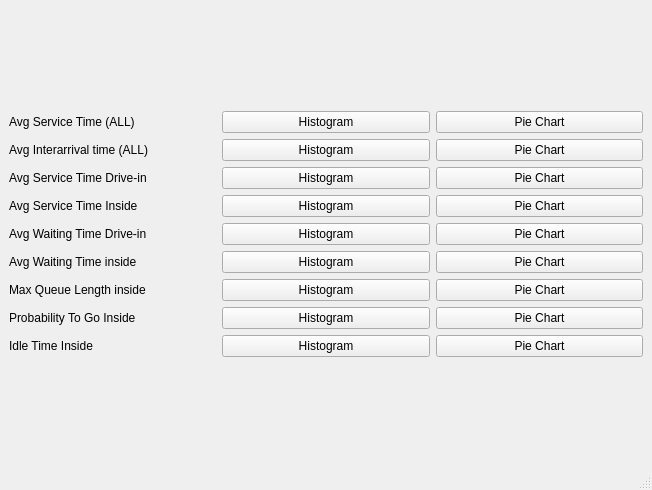
Old version of the form chartwindow.ui in the repository ragrag/Queue-Simulation-QT.
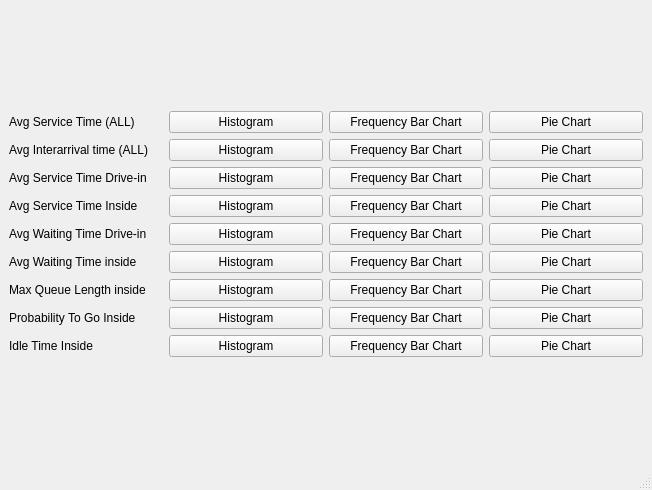
New version of the form.

Commit message: cking histogram

```diff
--- a/chartwindow.ui
+++ b/chartwindow.ui
@@ -26,10 +26,17 @@
           </property>
          </widget>
         </item>
+        <item>
+         <widget class="QPushButton" name="avgSvcAllHist_Btn">
+          <property name="text">
+           <string>Histogram</string>
+          </property>
+         </widget>
+        </item>
         <item>
          <widget class="QPushButton" name="svcAllBarBtn">
           <property name="text">
-           <string>Histogram</string>
+           <string>Frequency Bar Chart</string>
           </property>
          </widget>
         </item>
@@ -51,10 +58,17 @@
           </property>
          </widget>
         </item>
+        <item>
+         <widget class="QPushButton" name="avgInterHist_Btn">
+          <property name="text">
+           <string>Histogram</string>
+          </property>
+         </widget>
+        </item>
         <item>
          <widget class="QPushButton" name="interBarBtn">
           <property name="text">
-           <string>Histogram</string>
+           <string>Frequency Bar Chart</string>
           </property>
          </widget>
         </item>
@@ -76,10 +90,17 @@
           </property>
          </widget>
         </item>
+        <item>
+         <widget class="QPushButton" name="avgSvcDHist_btn">
+          <property name="text">
+           <string>Histogram</string>
+          </property>
+         </widget>
+        </item>
         <item>
          <widget class="QPushButton" name="svcDBarBtn_2">
           <property name="text">
-           <string>Histogram</string>
+           <string>Frequency Bar Chart</string>
           </property>
          </widget>
         </item>
@@ -101,10 +122,17 @@
           </property>
          </widget>
         </item>
+        <item>
+         <widget class="QPushButton" name="avgSvcIHist_Btn">
+          <property name="text">
+           <string>Histogram</string>
+          </property>
+         </widget>
+        </item>
         <item>
          <widget class="QPushButton" name="svcIBarBtn">
           <property name="text">
-           <string>Histogram</string>
+           <string>Frequency Bar Chart</string>
           </property>
          </widget>
         </item>
@@ -126,10 +154,17 @@
           </property>
          </widget>
         </item>
+        <item>
+         <widget class="QPushButton" name="avgWaitDHist_Btn">
+          <property name="text">
+           <string>Histogram</string>
+          </property>
+         </widget>
+        </item>
         <item>
          <widget class="QPushButton" name="waitDBarBtn">
           <property name="text">
-           <string>Histogram</string>
+           <string>Frequency Bar Chart</string>
           </property>
          </widget>
         </item>
@@ -151,10 +186,17 @@
           </property>
          </widget>
         </item>
+        <item>
+         <widget class="QPushButton" name="avgWaitI_Btn">
+          <property name="text">
+           <string>Histogram</string>
+          </property>
+         </widget>
+        </item>
         <item>
          <widget class="QPushButton" name="waitIBarBtn">
           <property name="text">
-           <string>Histogram</string>
+           <string>Frequency Bar Chart</string>
           </property>
          </widget>
         </item>
@@ -176,10 +218,17 @@
           </property>
          </widget>
         </item>
+        <item>
+         <widget class="QPushButton" name="maxQHist_Btn">
+          <property name="text">
+           <string>Histogram</string>
+          </property>
+         </widget>
+        </item>
         <item>
          <widget class="QPushButton" name="qlBarBtn">
           <property name="text">
-           <string>Histogram</string>
+           <string>Frequency Bar Chart</string>
           </property>
          </widget>
         </item>
@@ -201,10 +250,17 @@
           </property>
          </widget>
         </item>
+        <item>
+         <widget class="QPushButton" name="probInHist_Btn">
+          <property name="text">
+           <string>Histogram</string>
+          </property>
+         </widget>
+        </item>
         <item>
          <widget class="QPushButton" name="probBarBtn">
           <property name="text">
-           <string>Histogram</string>
+           <string>Frequency Bar Chart</string>
           </property>
          </widget>
         </item>
@@ -226,10 +282,17 @@
           </property>
          </widget>
         </item>
+        <item>
+         <widget class="QPushButton" name="idleHist_Btn">
+          <property name="text">
+           <string>Histogram</string>
+          </property>
+         </widget>
+        </item>
         <item>
          <widget class="QPushButton" name="idleBarBtn">
           <property name="text">
-           <string>Histogram</string>
+           <string>Frequency Bar Chart</string>
           </property>
          </widget>
         </item>
```
The commit also changes 24 other files.
